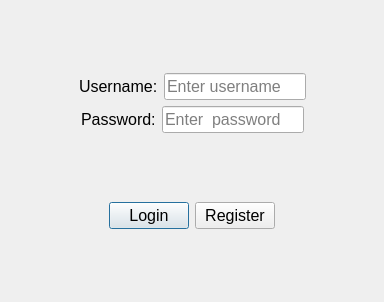
The window that login.ui (EricoDeMecha/Boito-Tools) describes before a commit, drawn with Qt 5.
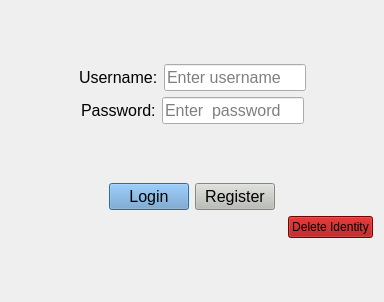
The same window after the commit.

What changed in the file:
```diff
--- a/login.ui
+++ b/login.ui
@@ -13,6 +13,9 @@
   <property name="windowTitle">
    <string>Dialog</string>
   </property>
+  <property name="styleSheet">
+   <string notr="true"/>
+  </property>
   <layout class="QVBoxLayout" name="verticalLayout_2">
    <item>
     <layout class="QVBoxLayout" name="verticalLayout">
@@ -178,6 +181,11 @@
            <pointsize>12</pointsize>
           </font>
          </property>
+         <property name="styleSheet">
+          <string notr="true">QPushButton{
+	background-color: rgb(114, 159, 207)
+}</string>
+         </property>
          <property name="text">
           <string>Login</string>
          </property>
@@ -190,6 +198,11 @@
            <pointsize>12</pointsize>
           </font>
          </property>
+         <property name="styleSheet">
+          <string notr="true">QPushButton{
+	background-color: rgb(186, 189, 182)
+}</string>
+         </property>
          <property name="text">
           <string>Register</string>
          </property>
@@ -210,6 +223,38 @@
        </item>
       </layout>
      </item>
+     <item>
+      <layout class="QHBoxLayout" name="horizontalLayout_4">
+       <property name="bottomMargin">
+        <number>0</number>
+       </property>
+       <item>
+        <spacer name="horizontalSpacer_7">
+         <property name="orientation">
+          <enum>Qt::Horizontal</enum>
+         </property>
+         <property name="sizeHint" stdset="0">
+          <size>
+           <width>40</width>
+           <height>20</height>
+          </size>
+         </property>
+        </spacer>
+       </item>
+       <item>
+        <widget class="QPushButton" name="delete_pushButton">
+         <property name="styleSheet">
+          <string notr="true">QPushButton{
+	background-color:  rgb(164, 0, 0);
+}</string>
+         </property>
+         <property name="text">
+          <string>Delete Identity</string>
+         </property>
+        </widget>
+       </item>
+      </layout>
+     </item>
      <item>
       <spacer name="verticalSpacer_3">
        <property name="orientation">
```
